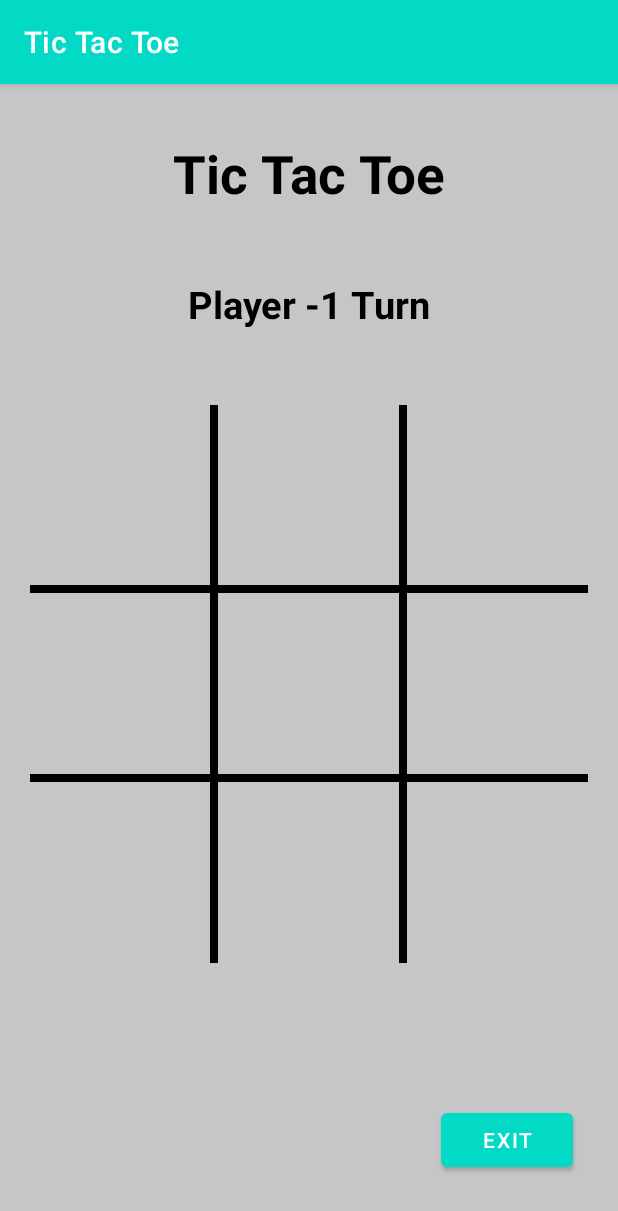
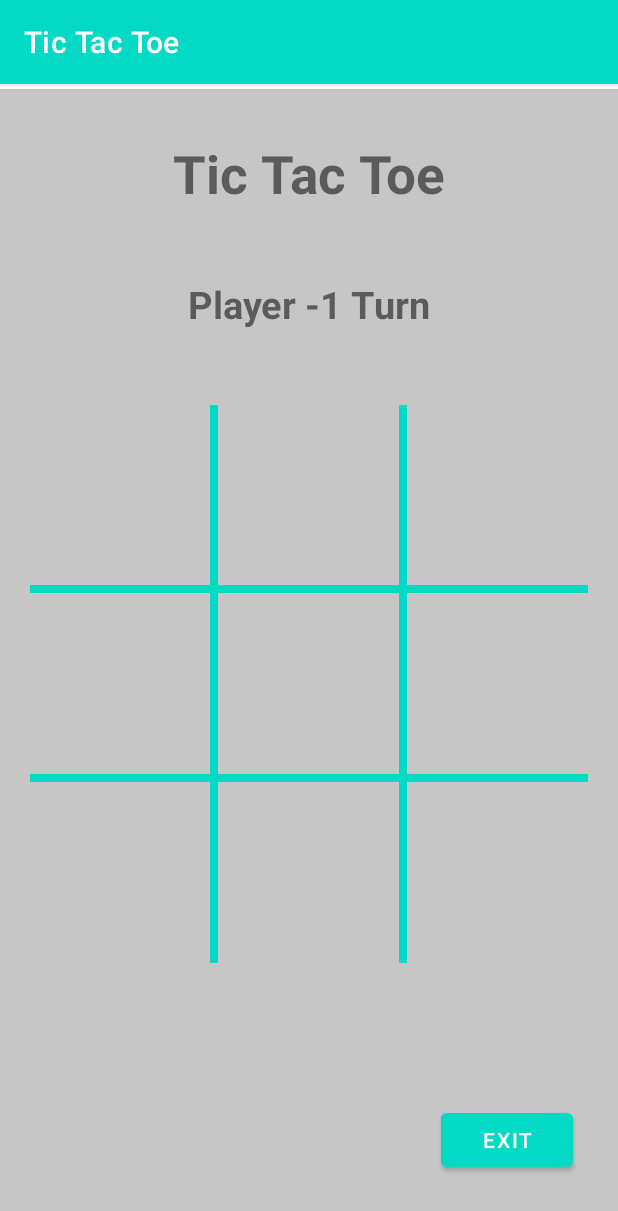
Before and after one commit to khan78756/Tic-Tac-Toe, an Android app: the screen it shows after launch (MainActivity), on a phone screen of 412 x 824 dp. Shown: the top 1211 px of the screen. Run offline under Robolectric (Android 15) with nearby library versions, the phone set to English and light mode, and no system bars.

Commit message:
Tic Tak Toe

```diff
--- a/app/src/main/java/com/example/tictactoe/MainActivity.kt
+++ b/app/src/main/java/com/example/tictactoe/MainActivity.kt
@@ -71,8 +71,7 @@ class MainActivity : AppCompatActivity(), View.OnClickListener
         screen=findViewById(R.id.screen)
         turnX=findViewById(R.id.turnX)
 
-        turnX.setTextColor(Color.BLACK)
-        screen.setTextColor(Color.BLACK)
+
         //Clicklisner
 
         fillpos= intArrayOf(-1,-1,-1,-1,-1,-1,-1,-1,-1)
--- a/app/src/main/res/layout/activity_main.xml
+++ b/app/src/main/res/layout/activity_main.xml
@@ -3,9 +3,18 @@
     xmlns:app="http://schemas.android.com/apk/res-auto"
     xmlns:tools="http://schemas.android.com/tools"
     android:layout_width="match_parent"
+    android:layout_height="match_parent"
     android:background="#39000000"
-    android:layout_height="match_parent"
     tools:context=".MainActivity">
+
+    <View
+        android:layout_width="match_parent"
+        android:layout_height="3dp"
+        android:background="@color/white"
+        app:layout_constraintEnd_toEndOf="parent"
+        app:layout_constraintHorizontal_bias="0.5"
+        app:layout_constraintStart_toStartOf="parent"
+        app:layout_constraintTop_toTopOf="parent" />
 
     <TextView
         android:id="@+id/turnX"
@@ -15,7 +24,6 @@
         android:layout_marginBottom="10dp"
         android:padding="16dp"
         android:text="Tic Tac Toe"
-        android:textColor="#000"
         android:textSize="35dp"
         android:textStyle="bold"
         app:layout_constraintBottom_toTopOf="@+id/screen"
@@ -27,6 +35,7 @@
         app:layout_constraintStart_toStartOf="parent"
         app:layout_constraintTop_toTopOf="parent" />
 
+
     <TextView
         android:id="@+id/screen"
         android:layout_width="wrap_content"
@@ -34,7 +43,6 @@
         android:layout_marginTop="20dp"
         android:layout_marginBottom="30dp"
         android:text="Player -1 Turn"
-        android:textColor="#000"
         android:textSize="25dp"
         android:textStyle="bold"
         app:layout_constraintBottom_toTopOf="@+id/linearLayout"
@@ -65,7 +73,7 @@
             <View
                 android:layout_width="5dp"
                 android:layout_height="wrap_content"
-                android:background="@color/black" />
+                android:background="@color/teal_200" />
 
 
             <Button
@@ -77,7 +85,7 @@
             <View
                 android:layout_width="5dp"
                 android:layout_height="wrap_content"
-                android:background="@color/black" />
+                android:background="@color/teal_200" />
 
 
             <Button
@@ -90,7 +98,7 @@
         <View
             android:layout_width="wrap_content"
             android:layout_height="5dp"
-            android:background="@color/black" />
+            android:background="@color/teal_200" />
 
 
         <LinearLayout style="@style/row">
@@ -104,7 +112,7 @@
             <View
                 android:layout_width="5dp"
                 android:layout_height="wrap_content"
-                android:background="@color/black" />
+                android:background="@color/teal_200" />
 
 
             <Button
@@ -116,7 +124,7 @@
             <View
                 android:layout_width="5dp"
                 android:layout_height="wrap_content"
-                android:background="@color/black" />
+                android:background="@color/teal_200" />
 
             <Button
                 android:id="@+id/b6"
@@ -128,7 +136,7 @@
         <View
             android:layout_width="wrap_content"
             android:layout_height="5dp"
-            android:background="@color/black" />
+            android:background="@color/teal_200" />
 
         <LinearLayout style="@style/row">
 
@@ -141,7 +149,7 @@
             <View
                 android:layout_width="5dp"
                 android:layout_height="wrap_content"
-                android:background="@color/black" />
+                android:background="@color/teal_200" />
 
             <Button
                 android:id="@+id/b8"
@@ -152,7 +160,7 @@
             <View
                 android:layout_width="5dp"
                 android:layout_height="wrap_content"
-                android:background="@color/black" />
+                android:background="@color/teal_200" />
 
             <Button
                 android:id="@+id/b9"
@@ -168,7 +176,9 @@
         android:layout_height="wrap_content"
         android:layout_marginEnd="30dp"
         android:layout_marginBottom="40dp"
+        android:backgroundTint="@color/teal_200"
         android:text="Exit"
+        android:textColor="@color/white"
         app:layout_constraintBottom_toBottomOf="parent"
         app:layout_constraintEnd_toEndOf="parent" />
 
```
